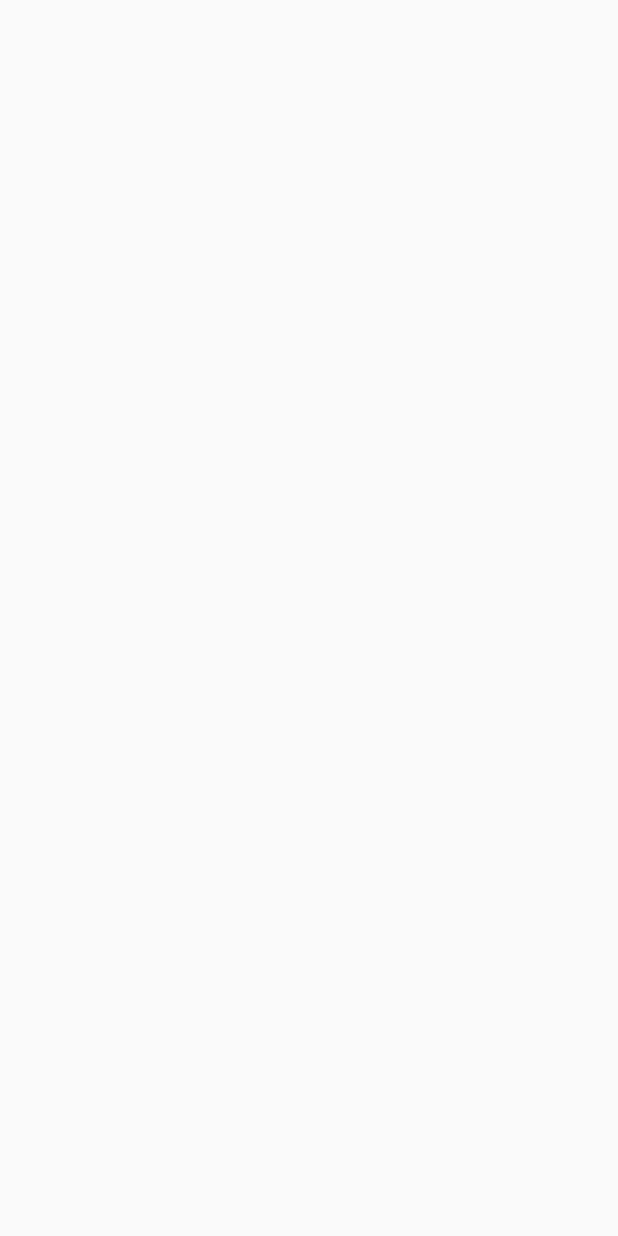
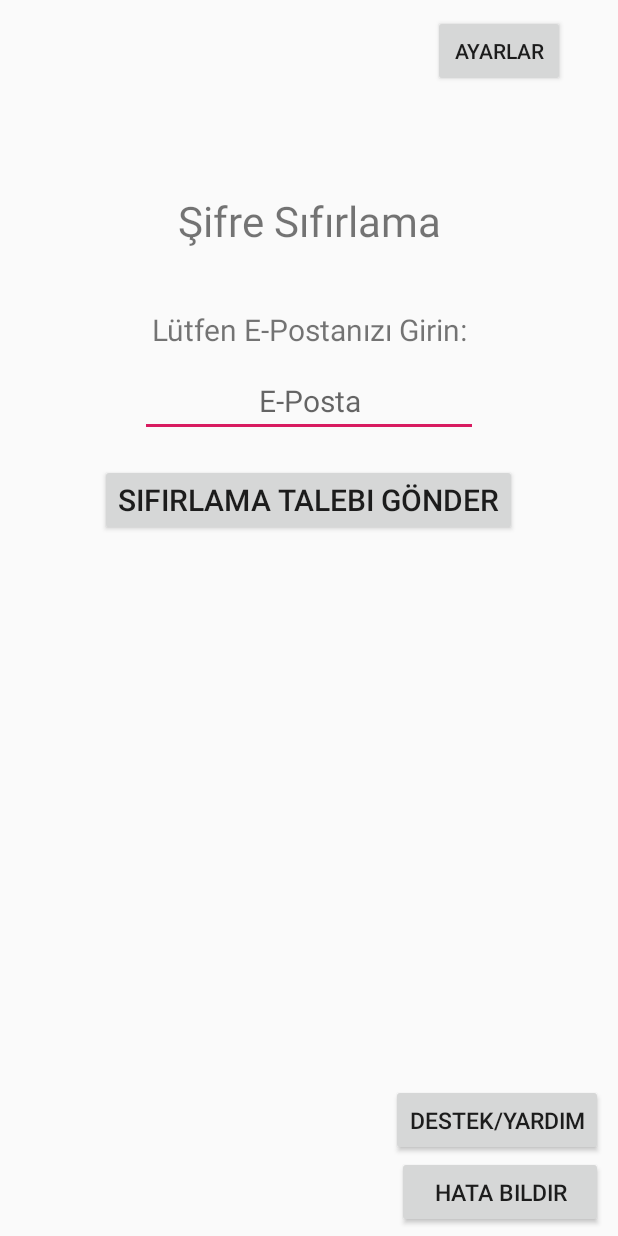
Before and after one commit to Xelorium/garsonasonproject, an Android app: the forgotPasswordActivity screen opened directly, with no data from a screen before it, on a phone screen of 412 x 824 dp. Before the commit the screen is empty. Run offline under Robolectric (Android 15) with nearby library versions, the phone set to English and light mode, and no system bars; our stand-ins replace Firebase (no records; nobody signed in at launch, a user with empty details on screens opened directly).

Commit message:
Established Firebase password reset system through e-mail and created its own activity.

```diff
--- a/app/src/main/java/com/example/garsonason/forgotPasswordActivity.java
+++ b/app/src/main/java/com/example/garsonason/forgotPasswordActivity.java
@@ -1,14 +1,51 @@
 package com.example.garsonason;
 
+import androidx.annotation.NonNull;
 import androidx.appcompat.app.AppCompatActivity;
 
 import android.os.Bundle;
+import android.view.View;
+import android.widget.Button;
+import android.widget.EditText;
+import android.widget.Toast;
+
+import com.google.android.gms.tasks.OnCompleteListener;
+import com.google.android.gms.tasks.Task;
+import com.google.firebase.auth.FirebaseAuth;
 
 public class forgotPasswordActivity extends AppCompatActivity {
+
+    private Button passwordResetButton;
+    private EditText passwordResetEdittext;
+    private FirebaseAuth mAuth;
 
     @Override
     protected void onCreate(Bundle savedInstanceState) {
         super.onCreate(savedInstanceState);
         setContentView(R.layout.activity_forgot_password);
+        passwordResetButton=(Button) findViewById(R.id.passwordReset_Button);
+        passwordResetEdittext=(EditText) findViewById(R.id.passwordReset_email_Edittext);
+        mAuth = FirebaseAuth.getInstance();
+
+        passwordResetButton.setOnClickListener(new View.OnClickListener() {
+            @Override
+            public void onClick(View v) {
+                String email = passwordResetEdittext.getText().toString();
+
+                mAuth.sendPasswordResetEmail(email).addOnCompleteListener(new OnCompleteListener<Void>() {
+                    @Override
+                    public void onComplete(@NonNull Task<Void> task) {
+                        if(task.isSuccessful()){
+                            Toast.makeText(getApplicationContext(), "Şifre sıfırlama talebiniz e-postanıza gönderilmiştir.",Toast.LENGTH_LONG).show();
+                        }
+                        else{
+                            Toast.makeText(getApplicationContext(), "Geçersiz e-posta adresi",Toast.LENGTH_SHORT).show();
+                        }
+                    }
+                });
+            }
+        });
+
+
     }
 }
--- a/app/src/main/java/com/example/garsonason/loginActivity.java
+++ b/app/src/main/java/com/example/garsonason/loginActivity.java
@@ -10,6 +10,7 @@ import android.text.TextUtils;
 import android.view.View;
 import android.widget.Button;
 import android.widget.EditText;
+import android.widget.TextView;
 import android.widget.Toast;
 
 import com.google.android.gms.tasks.OnCompleteListener;
@@ -23,15 +24,17 @@ public class loginActivity extends AppCompatActivity {
     private EditText userPassword_Edittext;
     private Button userLogin_Button;
     private FirebaseAuth mAuth;
+    private TextView forgotPassword_TextView;
     private ProgressDialog progressDialog1;
 
 
     @Override
-    protected void onCreate(Bundle savedInstanceState) {
+    protected void onCreate(final Bundle savedInstanceState) {
         super.onCreate(savedInstanceState);
         setContentView(R.layout.activity_login);
         userId_Edittext = (EditText) findViewById(R.id.userId_Edittext);
         userPassword_Edittext = (EditText) findViewById(R.id.userPassword_Edittext);
+        forgotPassword_TextView = (TextView) findViewById(R.id.forgotPassword_Text);
         userLogin_Button = (Button) findViewById(R.id.userLogin_Button);
         progressDialog1= new ProgressDialog(this);
         mAuth=FirebaseAuth.getInstance();
@@ -47,6 +50,14 @@ public class loginActivity extends AppCompatActivity {
                     login_user(kullaniciAdi,kullaniciSifre);
 
                 }
+            }
+        });
+
+        forgotPassword_TextView.setOnClickListener(new View.OnClickListener() {
+            @Override
+            public void onClick(View v) {
+                Intent intent = new Intent(loginActivity.this, forgotPasswordActivity.class);
+                startActivity(intent);
             }
         });
 
--- a/app/src/main/res/layout/activity_forgot_password.xml
+++ b/app/src/main/res/layout/activity_forgot_password.xml
@@ -4,6 +4,85 @@
     xmlns:tools="http://schemas.android.com/tools"
     android:layout_width="match_parent"
     android:layout_height="match_parent"
-    tools:context=".forgotPasswordActivity">
+    tools:context=".loginActivity"
+    android:gravity="right"
+    android:orientation="vertical">
+
+    <Button
+        android:id="@+id/settings"
+        android:layout_width="wrap_content"
+        android:layout_height="wrap_content"
+        android:text="Ayarlar"
+        android:layout_marginRight="35dp"
+        android:layout_marginTop="10dp"
+        />
+
+    <TextView
+        android:layout_width="297dp"
+        android:layout_height="wrap_content"
+        android:layout_gravity="center"
+        android:layout_marginTop="70dp"
+        android:text="Şifre Sıfırlama"
+        android:textAlignment="center"
+        android:textSize="28dp" />
+    <TextView
+        android:layout_width="297dp"
+        android:layout_height="wrap_content"
+        android:layout_gravity="center"
+        android:layout_marginTop="40dp"
+        android:text="Lütfen E-Postanızı Girin:"
+        android:textAlignment="center"
+        android:textSize="20dp" />
+
+    <EditText
+        android:id="@+id/passwordReset_email_Edittext"
+        android:layout_width="225dp"
+        android:layout_height="wrap_content"
+        android:layout_gravity="center"
+        android:layout_marginTop="10dp"
+        android:singleLine="true"
+        android:hint="E-Posta"
+        android:textAlignment="center"
+        android:textSize="20dp" />
+
+
+
+    <Button
+        android:id="@+id/passwordReset_Button"
+        android:layout_width="wrap_content"
+        android:layout_height="wrap_content"
+        android:layout_gravity="center"
+        android:layout_marginTop="18dp"
+        android:text="Sıfırlama Talebi Gönder"
+        android:textSize="20dp"
+        />
+
+    <LinearLayout
+        android:layout_width="match_parent"
+        android:layout_height="match_parent"
+        android:orientation="vertical"
+        android:gravity="bottom"
+        android:layout_marginRight="10dp"
+        android:layout_marginBottom="5dp">
+
+
+        <Button
+            android:id="@+id/support_Button"
+            android:layout_width="wrap_content"
+            android:layout_height="wrap_content"
+            android:text="Destek/Yardım"
+            android:textSize="15dp"
+            android:layout_gravity="right"/>
+
+        <Button
+            android:id="@+id/reportBug_Button"
+            android:layout_width="137dp"
+            android:layout_height="wrap_content"
+            android:layout_gravity="right"
+            android:text="Hata Bildir"
+            android:textSize="15dp" />
+    </LinearLayout>
+
+
 
 </LinearLayout>
```
